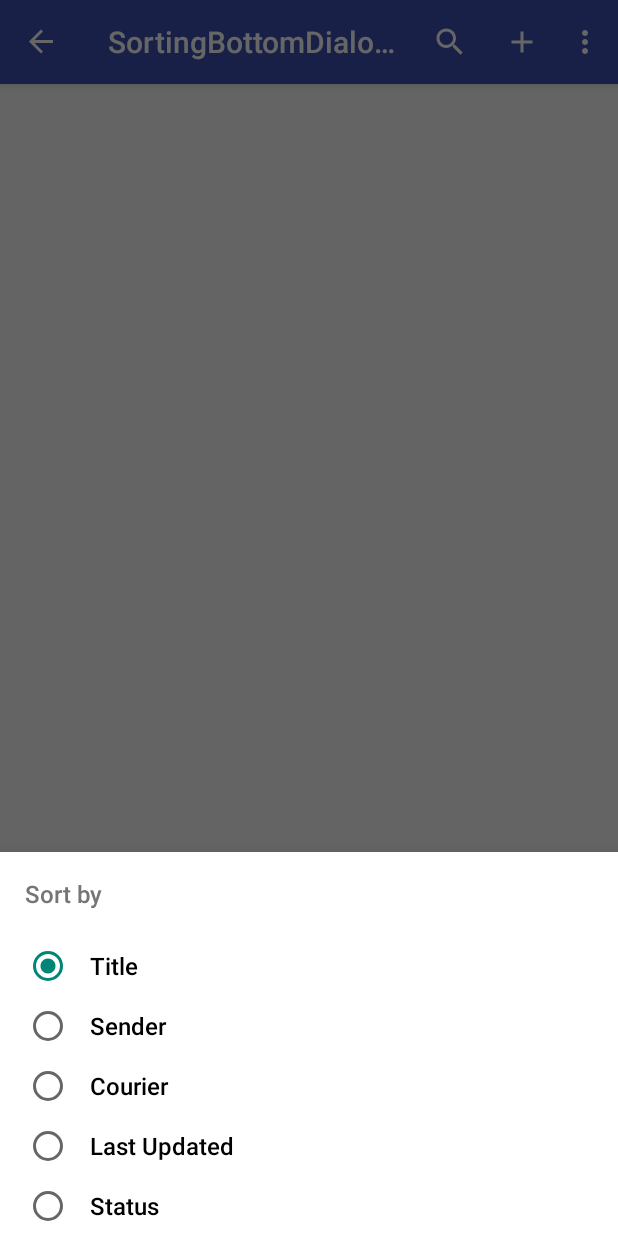
After one commit to kmartin0/parcel-organizer-android, an Android app: the SortingBottomDialogFragment screen opened through its navigation route, on a phone screen of 412 x 824 dp. The commit adds this screen. Run offline under Robolectric (Android 15) with nearby library versions, the phone set to English and light mode, and no system bars; our stand-ins replace Room's generated code, data binding, navigation-ui; libraries missing offline, so code that uses them is left out: org.jetbrains.anko.

Commit message:
Add sort by title, sender, courier, date or status

```diff
--- a/app/src/main/java/com/km/parceltracker/base/BaseFragment.kt
+++ b/app/src/main/java/com/km/parceltracker/base/BaseFragment.kt
@@ -15,6 +15,9 @@ import androidx.navigation.ui.setupActionBarWithNavController
 import com.km.parceltracker.R
 
 abstract class BaseFragment : Fragment() {
+
+    protected var menu : Menu? = null
+
     override fun onCreateView(
         inflater: LayoutInflater,
         container: ViewGroup?,
@@ -52,11 +55,13 @@ abstract class BaseFragment : Fragment() {
     }
 
     // Inflate the menu for this fragment.
-    override fun onCreateOptionsMenu(menu: Menu?, inflater: MenuInflater?) {
+    override fun onCreateOptionsMenu(menu: Menu, inflater: MenuInflater) {
         // Inflate the menu; this adds items to the action bar if it is present.
         getMenuId()?.let {
-            inflater?.inflate(it, menu)
+            inflater.inflate(it, menu)
         }
+
+        this.menu = menu
     }
 
     @LayoutRes
--- a/app/src/main/java/com/km/parceltracker/base/BaseMVVMFragment.kt
+++ b/app/src/main/java/com/km/parceltracker/base/BaseMVVMFragment.kt
@@ -4,6 +4,7 @@ import android.os.Bundle
 import android.view.LayoutInflater
 import android.view.View
 import android.view.ViewGroup
+import androidx.appcompat.app.AppCompatActivity
 import androidx.databinding.DataBindingUtil
 import androidx.databinding.ViewDataBinding
 import androidx.lifecycle.ViewModel
@@ -19,7 +20,10 @@ abstract class BaseMVVMFragment<T : ViewDataBinding, V : ViewModel> : BaseFragme
      */
     override fun onCreateView(inflater: LayoutInflater, container: ViewGroup?, savedInstanceState: Bundle?): View {
         binding = DataBindingUtil.inflate(inflater, getLayoutId(), container, false)
-        viewModel = ViewModelProviders.of(this).get(getVMClass())
+        viewModel =
+            if (isSharedViewModel()) ViewModelProviders.of(activity as AppCompatActivity).get(getVMClass())
+            else ViewModelProviders.of(this).get(getVMClass())
+
         initViewModelBinding()
 
         return binding.root
@@ -29,4 +33,6 @@ abstract class BaseMVVMFragment<T : ViewDataBinding, V : ViewModel> : BaseFragme
 
     abstract fun getVMClass(): Class<V>
 
+    open fun isSharedViewModel(): Boolean = false
+
 }
--- a/app/src/main/java/com/km/parceltracker/database/ParcelDao.kt
+++ b/app/src/main/java/com/km/parceltracker/database/ParcelDao.kt
@@ -5,6 +5,8 @@ import androidx.room.Dao
 import androidx.room.Insert
 import androidx.room.Query
 import com.km.parceltracker.model.Parcel
+import androidx.room.Transaction
+
 
 @Dao
 interface ParcelDao {
@@ -15,7 +17,16 @@ interface ParcelDao {
     @Insert
     fun insertParcels(parcels: List<Parcel>)
 
+    @Insert
+    fun insertParcel(parcels: Parcel)
+
     @Query("DELETE FROM Parcel")
     fun clearParcelTable()
 
+    @Transaction
+    fun deleteAndInsert(parcels: List<Parcel>) {
+        clearParcelTable()
+        insertParcels(parcels)
+    }
+
 }
--- a/app/src/main/java/com/km/parceltracker/ui/parcels/ParcelsFragment.kt
+++ b/app/src/main/java/com/km/parceltracker/ui/parcels/ParcelsFragment.kt
@@ -13,6 +13,7 @@ import androidx.appcompat.widget.SearchView
 import androidx.appcompat.widget.Toolbar
 import androidx.browser.customtabs.CustomTabsIntent
 import androidx.lifecycle.Observer
+import androidx.navigation.fragment.findNavController
 import androidx.recyclerview.widget.LinearLayoutManager
 import androidx.recyclerview.widget.RecyclerView
 import com.km.parceltracker.R
@@ -45,6 +46,10 @@ class ParcelsFragment : BaseMVVMFragment<FragmentParcelsBinding, ParcelsViewMode
             if (it != null) parcels.addAll(it)
             parcelsAdapter.notifyDataSetChanged()
         })
+
+        viewModel.sortBy.observe(activity as AppCompatActivity, Observer {
+            menu?.findItem(R.id.action_sort)?.title = getString(R.string.sort_by, it.status)
+        })
     }
 
     private fun onParcelClick(parcel: Parcel) {
@@ -62,17 +67,19 @@ class ParcelsFragment : BaseMVVMFragment<FragmentParcelsBinding, ParcelsViewMode
         Toast.makeText(context, "onEditParcelClick: ${parcel.title}", Toast.LENGTH_SHORT).show()
     }
 
-    override fun onCreateOptionsMenu(menu: Menu?, inflater: MenuInflater?) {
+    override fun onCreateOptionsMenu(menu: Menu, inflater: MenuInflater) {
         super.onCreateOptionsMenu(menu, inflater)
 
-        val searchView = menu?.findItem(R.id.action_search)?.actionView as SearchView
+        val searchView = menu.findItem(R.id.action_search)?.actionView as SearchView
         searchView.setOnQueryTextListener(getSearchViewQueryListener())
+
+        menu.findItem(R.id.action_sort)?.title = getString(R.string.sort_by, viewModel.sortBy.value?.status)
     }
 
-    override fun onOptionsItemSelected(item: MenuItem?): Boolean {
-        return when (item?.itemId) {
+    override fun onOptionsItemSelected(item: MenuItem): Boolean {
+        return when (item.itemId) {
             R.id.action_sort -> {
-                viewModel.ascending.value = if (viewModel.ascending.value == null) true else !(viewModel.ascending.value as Boolean)
+                findNavController().navigate(R.id.sortingBottomDialogFragment)
                 false
             }
             else -> super.onOptionsItemSelected(item)
@@ -105,4 +112,6 @@ class ParcelsFragment : BaseMVVMFragment<FragmentParcelsBinding, ParcelsViewMode
 
     override fun getVMClass(): Class<ParcelsViewModel> = ParcelsViewModel::class.java
 
+    override fun isSharedViewModel(): Boolean = true
+
 }
--- a/app/src/main/java/com/km/parceltracker/ui/parcels/ParcelsViewModel.kt
+++ b/app/src/main/java/com/km/parceltracker/ui/parcels/ParcelsViewModel.kt
@@ -8,6 +8,9 @@ import androidx.lifecycle.Transformations
 import com.km.parceltracker.base.BaseViewModel
 import com.km.parceltracker.database.ParcelRepository
 import com.km.parceltracker.model.Parcel
+import com.km.parceltracker.model.ParcelStatus
+import java.util.*
+import kotlin.collections.ArrayList
 
 class ParcelsViewModel(application: Application) : BaseViewModel(application) {
 
@@ -15,39 +18,70 @@ class ParcelsViewModel(application: Application) : BaseViewModel(application) {
     private val dbParcels = parcelRepository.getParcels()
 
     var parcels = MediatorLiveData<List<Parcel>>()
+    val sortBy = MutableLiveData<ParcelSortingEnum>().apply { value = ParcelSortingEnum.TITLE }
     val ascending = MutableLiveData<Boolean>().apply { value = true }
     val query = MutableLiveData<String>()
 
     init {
         parcels.addSource(dbParcels) {
-            parcels.value = sortAndFilterParcels(it, query.value, ascending.value)
+            parcels.value = sortAndFilterParcels(it, query.value, ascending.value, sortBy.value)
         }
 
         parcels.addSource(query) { query ->
             parcels.value = sortAndFilterParcels(
                 dbParcels.value,
                 query,
-                ascending.value
+                ascending.value,
+                sortBy.value
             )
         }
 
         parcels.addSource(ascending) { ascending ->
-            parcels.value = sortParcels(parcels.value, ascending)
+            parcels.value = sortParcels(parcels.value, ascending, sortBy.value)
+        }
+
+        parcels.addSource(sortBy) {
+            parcels.value = sortParcels(parcels.value, ascending.value, it)
         }
     }
 
-    private fun sortAndFilterParcels(parcels: List<Parcel>?, query: String?, ascending: Boolean?): List<Parcel>? {
+    private fun sortAndFilterParcels(
+        parcels: List<Parcel>?,
+        query: String?,
+        ascending: Boolean?,
+        sortBy: ParcelSortingEnum?
+    ): List<Parcel>? {
         return sortParcels(
             filterParcels(parcels, query),
-            ascending
+            ascending,
+            sortBy
         )
     }
 
-    private fun sortParcels(parcels: List<Parcel>?, ascending: Boolean?): List<Parcel>? {
-        return if (parcels == null || ascending == null) parcels
-        else when (ascending) {
-            true -> parcels.sortedBy { parcel -> parcel.title }
-            false -> parcels.sortedByDescending { parcel -> parcel.title }
+    private fun sortParcels(parcels: List<Parcel>?, ascending: Boolean?, sortBy: ParcelSortingEnum?): List<Parcel>? {
+        if (parcels == null || ascending == null || sortBy == null) return parcels
+
+        return when (sortBy) {
+            ParcelSortingEnum.TITLE -> {
+                if (ascending) parcels.sortedBy { it.title }
+                else parcels.sortedByDescending { it.title }
+            }
+            ParcelSortingEnum.SENDER -> {
+                if (ascending) parcels.sortedBy { it.sender }
+                else parcels.sortedByDescending { it.sender }
+            }
+            ParcelSortingEnum.COURIER -> {
+                if (ascending) parcels.sortedBy { it.courier }
+                else parcels.sortedByDescending { it.courier }
+            }
+            ParcelSortingEnum.DATE -> {
+                if (ascending) parcels.sortedBy { it.lastUpdated }
+                else parcels.sortedByDescending { it.lastUpdated }
+            }
+            ParcelSortingEnum.STATUS -> {
+                if (ascending) parcels.sortedBy { it.parcelStatus.status }
+                else parcels.sortedByDescending { it.parcelStatus.status }
+            }
         }
     }
 
--- /dev/null
+++ b/app/src/main/java/com/km/parceltracker/ui/parcels/SortingBottomDialogFragment.kt
@@ -0,0 +1,55 @@
+package com.km.parceltracker.ui.parcels
+
+import android.os.Bundle
+import android.view.LayoutInflater
+import android.view.View
+import android.view.ViewGroup
+import androidx.appcompat.app.AppCompatActivity
+import androidx.lifecycle.ViewModelProviders
+import com.google.android.material.bottomsheet.BottomSheetDialogFragment
+import com.km.parceltracker.R
+import kotlinx.android.synthetic.main.bottom_sheet_parcel_sorting.*
+
+class SortingBottomDialogFragment : BottomSheetDialogFragment() {
+
+    private lateinit var viewModel: ParcelsViewModel
+
+    override fun onCreateView(inflater: LayoutInflater, container: ViewGroup?, savedInstanceState: Bundle?): View? {
+        return inflater.inflate(R.layout.bottom_sheet_parcel_sorting, container, false)
+    }
+
+    override fun onViewCreated(view: View, savedInstanceState: Bundle?) {
+        super.onViewCreated(view, savedInstanceState)
+        viewModel = ViewModelProviders.of(activity as AppCompatActivity).get(ParcelsViewModel::class.java)
+        setInitialCheckedButton()
+    }
+
+    override fun onDestroyView() {
+        super.onDestroyView()
+        applySelection()
+    }
+
+    private fun applySelection() {
+        when (rgSorting.checkedRadioButtonId) {
+            R.id.rbTitle -> viewModel.sortBy.value = ParcelSortingEnum.TITLE
+            R.id.rbSender -> viewModel.sortBy.value = ParcelSortingEnum.SENDER
+            R.id.rbCourier -> viewModel.sortBy.value = ParcelSortingEnum.COURIER
+            R.id.rbDate -> viewModel.sortBy.value = ParcelSortingEnum.DATE
+            R.id.rbStatus -> viewModel.sortBy.value = ParcelSortingEnum.STATUS
+        }
+    }
+
+    private fun setInitialCheckedButton() {
+        rgSorting.check(
+            when (viewModel.sortBy.value) {
+                ParcelSortingEnum.TITLE -> R.id.rbTitle
+                ParcelSortingEnum.SENDER -> R.id.rbSender
+                ParcelSortingEnum.COURIER -> R.id.rbCourier
+                ParcelSortingEnum.DATE -> R.id.rbDate
+                ParcelSortingEnum.STATUS -> R.id.rbStatus
+                null -> R.id.rbTitle
+            }
+        )
+    }
+
+}
--- /dev/null
+++ b/app/src/main/res/layout/bottom_sheet_parcel_sorting.xml
@@ -0,0 +1,55 @@
+<?xml version="1.0" encoding="utf-8"?>
+<LinearLayout xmlns:android="http://schemas.android.com/apk/res/android"
+    android:layout_width="match_parent"
+    android:layout_height="wrap_content"
+    android:layout_marginTop="8dp"
+    android:layout_marginBottom="8dp"
+    android:orientation="vertical">
+
+    <TextView
+        android:id="@+id/tv_bottom_sheet_heading"
+        android:layout_width="wrap_content"
+        android:layout_height="56dp"
+        android:layout_marginStart="16dp"
+        android:layout_marginEnd="16dp"
+        android:gravity="center"
+        android:text="Sort by"
+        android:textColor="@color/colorSecondaryText"
+        android:textSize="16sp" />
+
+    <RadioGroup
+        android:id="@+id/rgSorting"
+        android:layout_width="match_parent"
+        android:layout_height="wrap_content"
+        android:checkedButton="@id/rbTitle"
+        android:paddingStart="16dp"
+        android:paddingEnd="16dp">
+
+        <RadioButton
+            android:id="@+id/rbTitle"
+            style="@style/BottomSheetRadioButton"
+            android:text="Title" />
+
+        <RadioButton
+            android:id="@+id/rbSender"
+            style="@style/BottomSheetRadioButton"
+            android:text="Sender" />
+
+        <RadioButton
+            android:id="@+id/rbCourier"
+            style="@style/BottomSheetRadioButton"
+            android:text="Courier" />
+
+        <RadioButton
+            android:id="@+id/rbDate"
+            style="@style/BottomSheetRadioButton"
+            android:text="Last Updated" />
+
+        <RadioButton
+            android:id="@+id/rbStatus"
+            style="@style/BottomSheetRadioButton"
+            android:text="Status" />
+
+    </RadioGroup>
+
+</LinearLayout>
--- a/app/src/main/res/menu/menu_parcels.xml
+++ b/app/src/main/res/menu/menu_parcels.xml
@@ -4,16 +4,10 @@
     <item
         android:id="@+id/createParcelFragment"
         android:icon="@drawable/ic_add_white_24dp"
-        android:orderInCategory="3"
+        android:orderInCategory="2"
         android:tint="@android:color/white"
         android:title="@string/create_parcel"
-        app:showAsAction="ifRoom" />
-    <item
-        android:id="@+id/action_sort"
-        android:icon="@drawable/ic_sort_white_24dp"
-        android:orderInCategory="2"
-        android:title="@string/filter"
-        app:showAsAction="ifRoom" />
+        app:showAsAction="always" />
     <item
         android:id="@+id/action_search"
         android:icon="@drawable/ic_search_white_24dp"
@@ -21,4 +15,10 @@
         android:title="@string/search"
         app:actionViewClass="androidx.appcompat.widget.SearchView"
         app:showAsAction="always" />
+    <item
+        android:id="@+id/action_sort"
+        android:icon="@drawable/ic_sort_white_24dp"
+        android:orderInCategory="3"
+        android:title="@string/sort_by"
+        app:showAsAction="never" />
 </menu>
--- a/app/src/main/res/navigation/navigation_graph.xml
+++ b/app/src/main/res/navigation/navigation_graph.xml
@@ -17,10 +17,19 @@
             app:exitAnim="@anim/slide_out_left"
             app:popEnterAnim="@anim/slide_in_right"
             app:popExitAnim="@anim/slide_out_left" />
+        <action
+            android:id="@+id/action_parcelsFragment_to_sortingBottomDialogFragment"
+            app:destination="@id/sortingBottomDialogFragment" />
     </fragment>
     <fragment
         android:id="@+id/createParcelFragment"
         android:name="com.km.parceltracker.ui.createparcel.CreateParcelFragment"
         android:label="Create Parcel"
         tools:layout="@layout/fragment_create_parcel" />
+    <dialog
+        android:id="@+id/sortingBottomDialogFragment"
+        android:name="com.km.parceltracker.ui.parcels.SortingBottomDialogFragment"
+        android:label="SortingBottomDialogFragment"
+        tools:layout="@layout/bottom_sheet_parcel_sorting">
+    </dialog>
 </navigation>
--- a/app/src/main/res/values/colors.xml
+++ b/app/src/main/res/values/colors.xml
@@ -9,4 +9,5 @@
     <color name="colorIcons">#FFFFFF</color>
     <color name="colorDivider">#BDBDBD</color>
     <color name="lightGreen">#8BC34A</color>
+    <color name="white">#FFFFFF</color>
 </resources>
--- a/app/src/main/res/values/strings.xml
+++ b/app/src/main/res/values/strings.xml
@@ -5,4 +5,5 @@
     <string name="filter">Filter</string>
     <string name="search">Search</string>
     <string name="search_hint">Title</string>
+    <string name="sort_by">Sort by: %1s</string>
 </resources>
--- a/app/src/main/res/values/styles.xml
+++ b/app/src/main/res/values/styles.xml
@@ -8,6 +8,9 @@
         <item name="colorAccent">@color/colorAccent</item>
         <item name="android:textColor">@color/colorPrimaryText</item>
         <item name="android:fontFamily">sans-serif-medium</item>
+
+        <!-- To change the background of options menu-->
+        <item name="android:itemBackground">@color/white</item>
     </style>
 
     <!-- Actionbar and Toolbar theme. -->
@@ -23,6 +26,7 @@
         <item name="android:background">?attr/colorPrimary</item>
         <item name="android:popupTheme">@style/ThemeOverlay.AppCompat.Light</item>
     </style>
+
 
     <!-- Progressbar theme. -->
     <style name="progressBar">
@@ -44,4 +48,15 @@
         <item name="android:fontFamily">sans-serif-medium</item>
     </style>
 
+    <!-- Radio Button theme. -->
+    <style name="BottomSheetRadioButton">
+        <item name="android:layout_width">match_parent</item>
+        <item name="android:layout_height">wrap_content</item>
+        <item name="android:paddingStart">12dp</item>
+        <item name="android:paddingEnd">12dp</item>
+        <item name="android:textSize">16sp</item>
+        <item name="android:layout_marginTop">4dp</item>
+        <item name="android:layout_marginBottom">4dp</item>
+    </style>
+
 </resources>
```
Also changed, not shown: app/build.gradle (+5 -4 lines), app/src/main/java/com/km/parceltracker/database/ParcelRepository.kt (+7 -7 lines), app/src/main/java/com/km/parceltracker/ui/parcels/ParcelSortingEnum.kt (added, +9 -0 lines).
